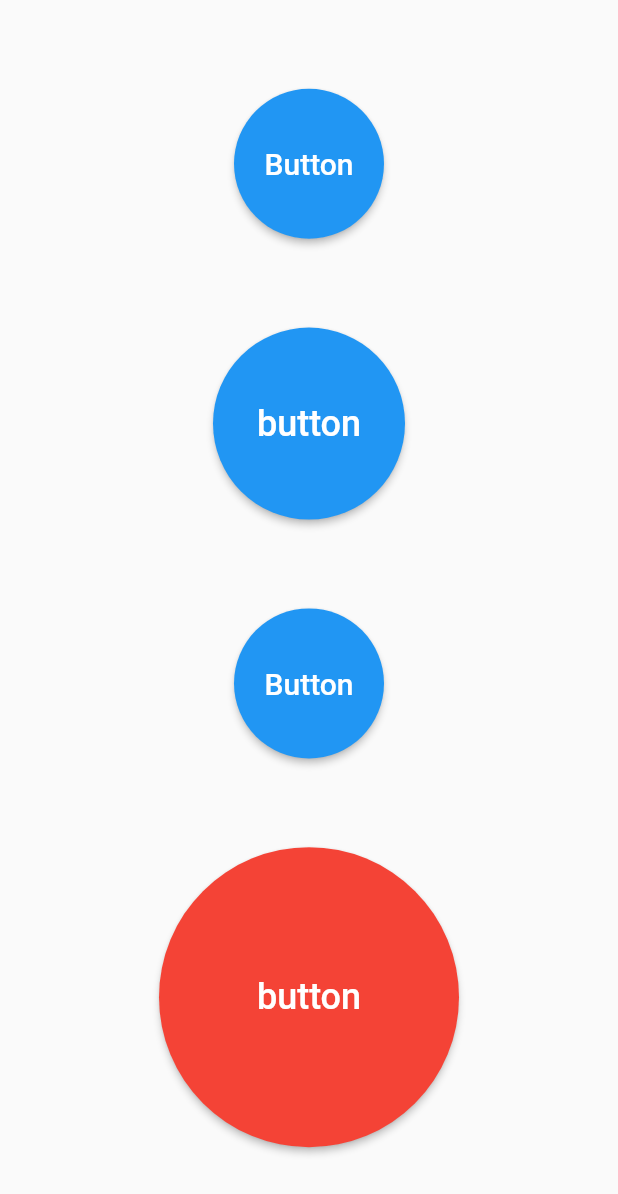
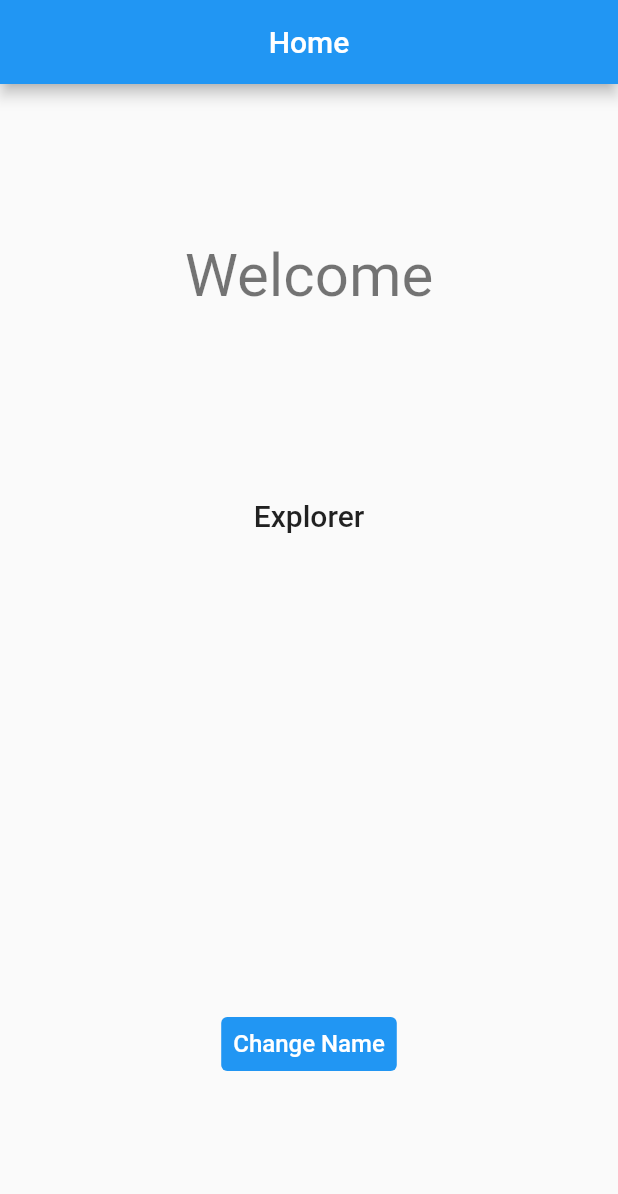
Before and after one commit to weited/stroke-rehab-flutter, a Flutter app: the Home screen opened directly, on a phone screen of 412 x 824 dp. Shown: the top 1194 px of the screen. Run offline on Flutter 3.47's test engine with Material 2 defaults, Android fonts, the phone set to English and light mode, and no system bars; our stand-ins replace shared_preferences; accounts and stored records are empty.

Commit message:
change name

```diff
--- a/lib/page/home.dart
+++ b/lib/page/home.dart
@@ -1,104 +1,136 @@
 import 'package:flutter/material.dart';
+import 'package:shared_preferences/shared_preferences.dart';
 
-class Home extends StatelessWidget {
-  const Home({Key? key}) : super(key: key);
+import 'name_change.dart';
+
+class Home extends StatefulWidget {
+  const Home({
+    Key? key,
+  }) : super(key: key);
 
   @override
+  State<Home> createState() => _HomeState();
+}
+
+class _HomeState extends State<Home> {
+  String name = 'Explorer';
+
+  // final prefs = await SharedPreferences.getInstance();
+
+  @override
+  void initState() {
+    // TODO: implement initState
+    super.initState();
+    getUserName();
+    print('The home initState');
+  }
+
+  // Home({Key? key, this.name}) : super(key: key);
+  @override
   Widget build(BuildContext context) {
-    return SafeArea(
-        // child: DecoratedBox(
-        //   decoration: BoxDecoration(
-        //     color: Theme.of(context).primaryColor,
-        //   ),
-        //   child: const Text("A box using the primary colour, woo!"),
-        // ),
-        child: Center(
-      child:
-          Column(mainAxisAlignment: MainAxisAlignment.spaceEvenly, children: [
-        ElevatedButton(
-          child: const Text(
-            'Button',
-            style: TextStyle(fontSize: 20),
-          ),
-          onPressed: () {},
-          style: ElevatedButton.styleFrom(
-            fixedSize: const Size(100, 100),
-            shape: const CircleBorder(),
+    // name = getUserName();
+    // String name = 'Explorer';
+    return Scaffold(
+      appBar: AppBar(
+        title: Center(
+          child: Text(
+            'Home',
+            textAlign: TextAlign.center,
           ),
         ),
-        MaterialButton(
-          color: Colors.blue,
-          shape: const CircleBorder(),
-          onPressed: () {},
-          child: const Padding(
-            padding: EdgeInsets.all(50),
-            child: Text(
-              'button',
-              style: TextStyle(color: Colors.white, fontSize: 24),
+      ),
+      body: Column(
+        mainAxisAlignment: MainAxisAlignment.center,
+        crossAxisAlignment: CrossAxisAlignment.stretch,
+        children: [
+          Expanded(
+            child: Center(
+              child: Text(
+                'Welcome',
+                style: Theme.of(context).textTheme.headlineLarge,
+              ),
             ),
           ),
-        ),
-        GestureDetector(
-          onTap: () {
-            print('Button tapped');
-          },
-          child: ElevatedButton(
-            child: const Text(
-              'Button',
-              style: TextStyle(fontSize: 20),
+          Expanded(
+              child: Padding(
+            padding: const EdgeInsets.only(top: 20),
+            child: Text(
+              name,
+              style: Theme.of(context).textTheme.titleLarge,
+              textAlign: TextAlign.center,
             ),
-            onPressed: () {},
-            style: ElevatedButton.styleFrom(
-              fixedSize: const Size(100, 100),
-              shape: const CircleBorder(),
+          )),
+          Expanded(
+            child: Center(
+              child: TextButton(
+                child: const Text(
+                  'Change Name',
+                  style: TextStyle(fontSize: 16),
+                ),
+                style: ButtonStyle(
+                  foregroundColor:
+                      MaterialStateProperty.all<Color>(Colors.white),
+                  backgroundColor:
+                      MaterialStateProperty.all<Color>(Colors.blue),
+                ),
+                onPressed: () {
+                  print('hello');
+                  _navigateToChangeName(context);
+                },
+              ),
             ),
-          ),
-        ),
-        // GestureDetector(
-        //     onTap: () {
-        //       print('Button tapped');
-        //     },
-        //     child: const CircleAvatar(
-        //       radius: 100,
-        //       backgroundColor: Colors.indigo,
-        //       child: Text(
-        //         'button',
-        //         style: TextStyle(fontSize: 30),
-        //       ),
-        //     )),
+          )
+        ],
+      ),
+    );
+  }
 
-        ElevatedButton(
-          style: ElevatedButton.styleFrom(
-              shape: const CircleBorder(), primary: Colors.red),
-          child: Container(
-            width: 200,
-            height: 200,
-            alignment: Alignment.center,
-            decoration: const BoxDecoration(shape: BoxShape.circle),
-            child: const Text(
-              'button',
-              style: TextStyle(fontSize: 24),
-            ),
-          ),
-          onPressed: () {},
-        )
-      ]),
-    )
+  Future<void> getUserName() async {
+    final prefs = await SharedPreferences.getInstance();
 
-        //   child: Container(
-        //     width: 90,
-        //     height: 90,
-        //     child: RaisedButton(onPressed: (){
-        //     },
-        //       color: Colors.deepOrange,
-        //       textColor: Colors.white,
-        //       shape: CircleBorder(side: BorderSide.none),
-        //       child: Text('Login',style: TextStyle(
-        //           fontSize: 20.0
-        //       ),
-        //       ),
-        //     ),
-        //   ),
-        );
+    if (prefs.getString('username') != null &&
+        prefs.getString('username')?.isNotEmpty == true) {
+      setState(() {
+        name = prefs.getString('username')!;
+      });
+    }
+  }
+
+  Future<void> _navigateToChangeName(BuildContext context) async {
+    await Navigator.push(
+      context,
+      MaterialPageRoute(builder: (context) => const NameChange()),
+    );
+    // get name again when navigated back
+    getUserName();
+    // setState(() {
+    //   name = result;
+    // });
+
+    // print('The ### $result ');
   }
 }
+
+// class NameChange extends StatelessWidget {
+//
+//   const NameChange({Key? key}) : super(key: key);
+//
+//   @override
+//   Widget build(BuildContext context) {
+//     return Scaffold(
+//       appBar: AppBar(
+//         title: Center(
+//           child: Text('name change'),
+//         ),
+//       ),
+//       body: Container(
+//         child: TextField(
+//           decoration: const InputDecoration(
+//               hintText: "Enter Name",
+//               labelText: "Name"
+//           ),)
+//         ,
+//       ),
+//     );
+//   }
+// }
--- a/pubspec.yaml
+++ b/pubspec.yaml
@@ -34,6 +34,7 @@ dependencies:
   # The following adds the Cupertino Icons font to your application.
   # Use with the CupertinoIcons class for iOS style icons.
   cupertino_icons: ^1.0.2
+  shared_preferences: ^2.0.15
 
 dev_dependencies:
   flutter_test:
```
Also changed, not shown: lib/main.dart (+10 -3 lines), lib/page/game_select.dart (added, +24 -0 lines), lib/page/history.dart (+98 -0 lines), lib/page/name_change.dart (+48 -0 lines), lib/page/test.dart (added, +154 -0 lines), lib/page/game_selector.dart (deleted), pubspec.lock.
